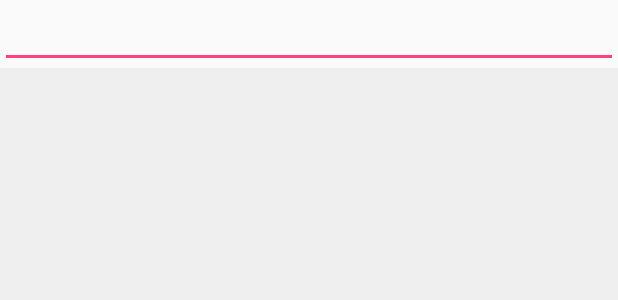
After one commit to aowczarek/CHTrack, an Android app: the layout activity_db.xml on its own in the app's theme, with its tools: preview values and no code run, on a phone screen of 412 x 824 dp. The commit adds this screen. Shown: the top 300 px of the screen. Run offline under Robolectric (Android 15) with nearby library versions, the phone set to English and light mode, and no system bars.

Commit message:
Added new activity for DB Browsing

```diff
--- a/app/src/main/AndroidManifest.xml
+++ b/app/src/main/AndroidManifest.xml
@@ -16,6 +16,7 @@
                 <category android:name="android.intent.category.LAUNCHER" />
             </intent-filter>
         </activity>
+        <activity android:name=".DBActivity"></activity>
     </application>
 
 </manifest>
--- /dev/null
+++ b/app/src/main/res/layout/activity_db.xml
@@ -0,0 +1,18 @@
+<?xml version="1.0" encoding="utf-8"?>
+<LinearLayout xmlns:android="http://schemas.android.com/apk/res/android"
+    android:orientation="vertical" android:layout_width="match_parent"
+    android:layout_height="match_parent">
+
+    <EditText
+        android:id="@+id/search"
+        android:layout_width="fill_parent"
+        android:layout_height="wrap_content" >
+    </EditText>
+
+    <ListView
+        android:layout_width="match_parent"
+        android:layout_height="match_parent"
+        android:id="@+id/listview_food"
+        android:background="#efefef"
+        />
+</LinearLayout>
```
Also changed, not shown: app/src/main/java/com/example/kilgore/chtrack/DBActivity.java (added, +89 -0 lines), app/src/main/java/com/example/kilgore/chtrack/MainActivity.java (+13 -36 lines), app/src/main/res/layout/activity_main.xml (+0 -8 lines).
